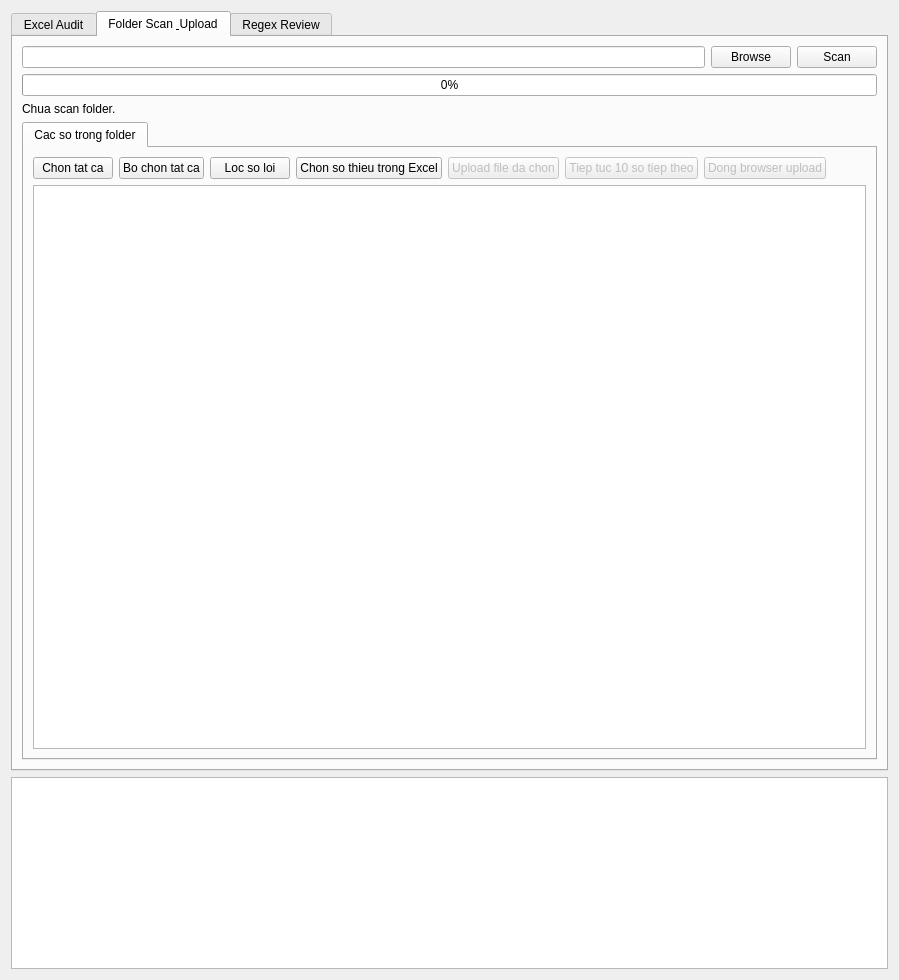
Before: the Qt Designer form ui_qt/forms/main_window.ui in minhnhatnguyen6297-a11y/upload_lab, drawn with Qt 5.
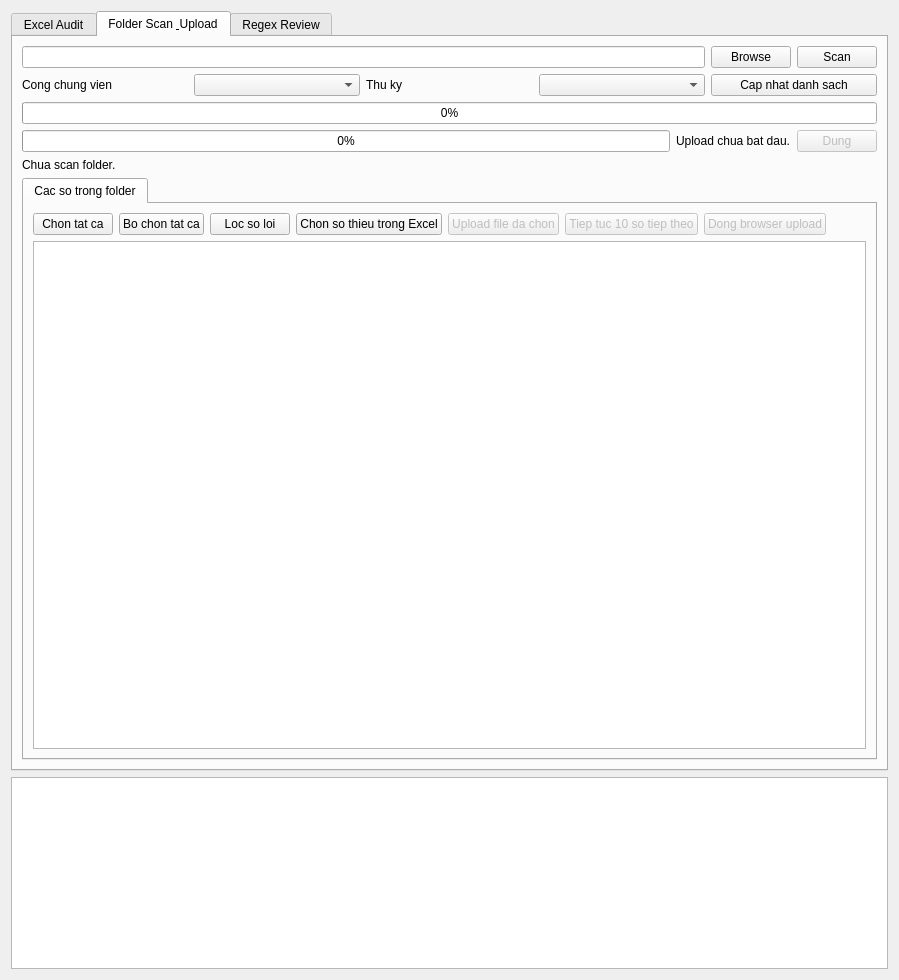
After: the same form once the commit is applied. The open tabs and pages were chosen to show the change.

Commit message: Fix extraction and async upload workflow

```diff
--- a/ui_qt/forms/main_window.ui
+++ b/ui_qt/forms/main_window.ui
@@ -189,6 +189,27 @@
          </item>
         </layout>
        </item>
+       <item>
+        <layout class="QHBoxLayout" name="uploadStaffLayout">
+         <item>
+          <widget class="QLabel" name="notaryLabel">
+           <property name="text"><string>Cong chung vien</string></property>
+          </widget>
+         </item>
+         <item><widget class="QComboBox" name="notaryComboBox"/></item>
+         <item>
+          <widget class="QLabel" name="secretaryLabel">
+           <property name="text"><string>Thu ky</string></property>
+          </widget>
+         </item>
+         <item><widget class="QComboBox" name="secretaryComboBox"/></item>
+         <item>
+          <widget class="QPushButton" name="refreshStaffOptionsButton">
+           <property name="text"><string>Cap nhat danh sach</string></property>
+          </widget>
+         </item>
+        </layout>
+       </item>
        <item>
         <widget class="QProgressBar" name="scanProgressBar">
          <property name="value">
@@ -196,6 +217,26 @@
          </property>
         </widget>
        </item>
+       <item>
+        <layout class="QHBoxLayout" name="uploadProgressLayout">
+         <item>
+          <widget class="QProgressBar" name="uploadProgressBar">
+           <property name="value"><number>0</number></property>
+          </widget>
+         </item>
+         <item>
+          <widget class="QLabel" name="uploadProgressLabel">
+           <property name="text"><string>Upload chua bat dau.</string></property>
+          </widget>
+         </item>
+         <item>
+          <widget class="QPushButton" name="stopUploadButton">
+           <property name="enabled"><bool>false</bool></property>
+           <property name="text"><string>Dung</string></property>
+          </widget>
+         </item>
+        </layout>
+       </item>
        <item>
         <widget class="QLabel" name="scanSummaryLabel">
          <property name="text">
```
The commit also changes 18 other files.
